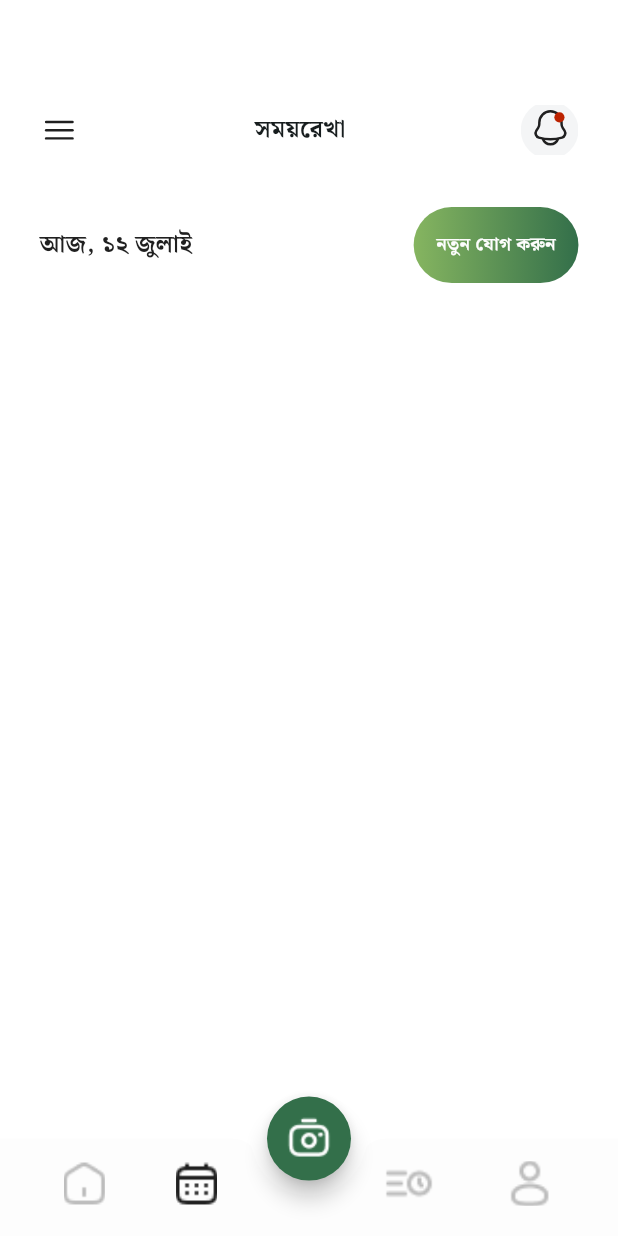
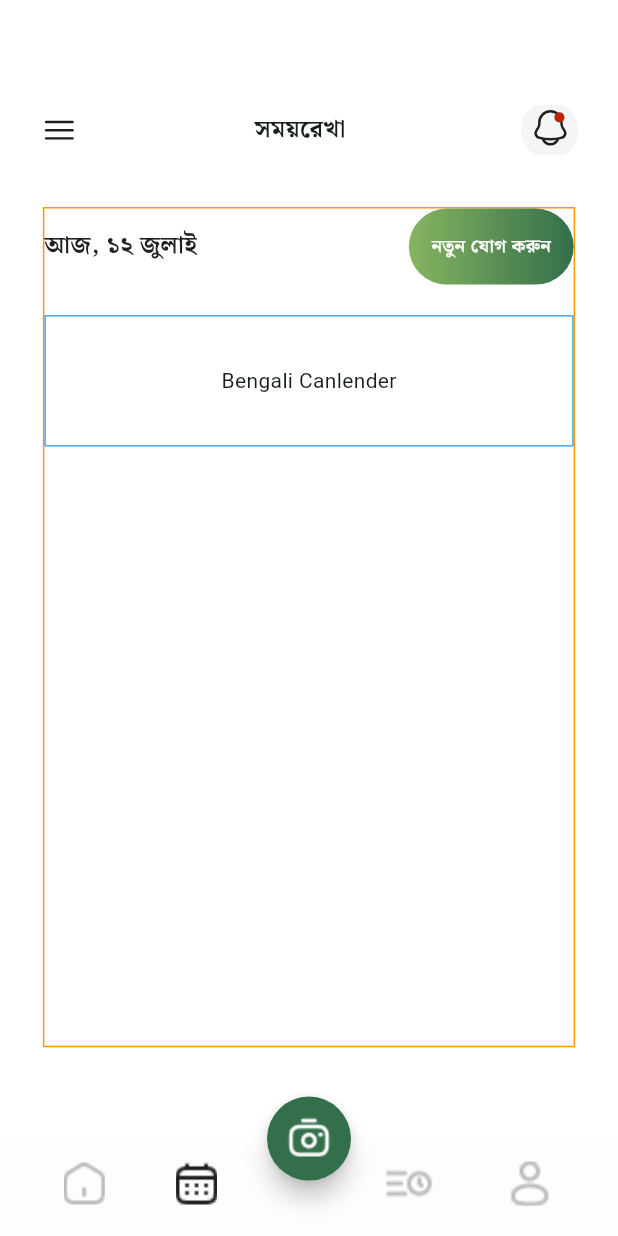
Before and after one commit to hossain-eee/Assginment-Project, a Flutter app: the screen it shows after launch, on a phone screen of 412 x 824 dp. Run offline on Flutter 3.47's test engine with Material 3 defaults, Android fonts, the phone set to English and light mode, and no system bars; our stand-ins replace flutter_screenutil, flutter_svg, get, google_fonts.

Commit message:
#2 empty space for bengali calendar,

```diff
--- a/lib/presentation/ui/screens/time_line_screen.dart
+++ b/lib/presentation/ui/screens/time_line_screen.dart
@@ -23,10 +23,28 @@ class TimeLineScreen extends StatelessWidget {
             const AppBarWidget(text: 'সময়রেখা'),
             Padding(
               padding: EdgeInsets.symmetric(horizontal: 24.w, vertical: 10.h),
-              child: Column(
-                children: [
-                  HeadContentTimeLine(timeLineController: timeLineController),
-                ],
+              child: Container(
+                width: 323.w,
+                height: 552.h,
+                decoration:
+                    BoxDecoration(border: Border.all(color: Colors.orange)),
+                child: Column(
+                  children: [
+                    HeadContentTimeLine(timeLineController: timeLineController),
+                    SizedBox(
+                      height: 20.h,
+                    ),
+                    Container(
+                      height: 86.39.h,
+                      width: double.infinity,
+                      decoration: BoxDecoration(
+                        border: Border.all(color: Colors.blue.shade400),
+                      ),
+                      alignment: Alignment.center,
+                      child: Text('Bengali Canlender'),
+                    ),
+                  ],
+                ),
               ),
             )
           ],
```
